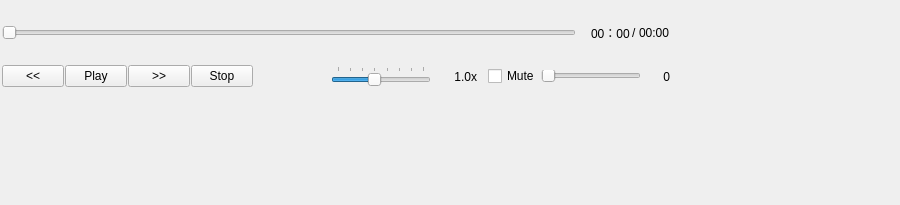
Before: the Qt Designer form src/play_control_window.ui in StevenHuang2020/VideoPlayer, drawn with Qt 5.
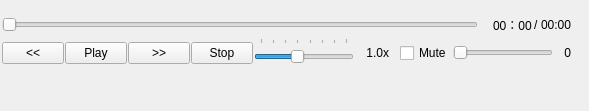
After: the same form once the commit is applied. Custom widgets are drawn as their Qt base class.

Patch:
```diff
--- a/src/play_control_window.ui
+++ b/src/play_control_window.ui
@@ -6,8 +6,8 @@
    <rect>
     <x>0</x>
     <y>0</y>
-    <width>900</width>
-    <height>205</height>
+    <width>589</width>
+    <height>111</height>
    </rect>
   </property>
   <property name="windowTitle">
@@ -18,8 +18,8 @@
     <rect>
      <x>0</x>
      <y>0</y>
-     <width>686</width>
-     <height>111</height>
+     <width>588</width>
+     <height>81</height>
     </rect>
    </property>
    <layout class="QGridLayout" name="gridLayout">
@@ -156,7 +156,7 @@
          <bool>true</bool>
         </property>
         <property name="sizePolicy">
-         <sizepolicy hsizetype="Fixed" vsizetype="Fixed">
+         <sizepolicy hsizetype="Fixed" vsizetype="Expanding">
           <horstretch>0</horstretch>
           <verstretch>0</verstretch>
          </sizepolicy>
@@ -164,13 +164,13 @@
         <property name="minimumSize">
          <size>
           <width>100</width>
-          <height>0</height>
+          <height>30</height>
          </size>
         </property>
         <property name="maximumSize">
          <size>
           <width>16777215</width>
-          <height>16777215</height>
+          <height>30</height>
          </size>
         </property>
         <property name="minimum">
@@ -259,7 +259,7 @@
       <item>
        <widget class="QSlider" name="slider_vol">
         <property name="sizePolicy">
-         <sizepolicy hsizetype="Fixed" vsizetype="Fixed">
+         <sizepolicy hsizetype="Fixed" vsizetype="Expanding">
           <horstretch>0</horstretch>
           <verstretch>0</verstretch>
          </sizepolicy>
@@ -267,13 +267,13 @@
         <property name="minimumSize">
          <size>
           <width>100</width>
-          <height>12</height>
+          <height>22</height>
          </size>
         </property>
         <property name="maximumSize">
          <size>
           <width>100</width>
-          <height>12</height>
+          <height>22</height>
          </size>
         </property>
         <property name="maximum">
@@ -283,7 +283,7 @@
          <number>20</number>
         </property>
         <property name="pageStep">
-         <number>20</number>
+         <number>5</number>
         </property>
         <property name="orientation">
          <enum>Qt::Horizontal</enum>
@@ -348,6 +348,9 @@
         <property name="singleStep">
          <number>1</number>
         </property>
+        <property name="pageStep">
+         <number>5</number>
+        </property>
         <property name="tracking">
          <bool>true</bool>
         </property>
```
Left out of the diff: 66 changed lines with no effect on the pictures.
